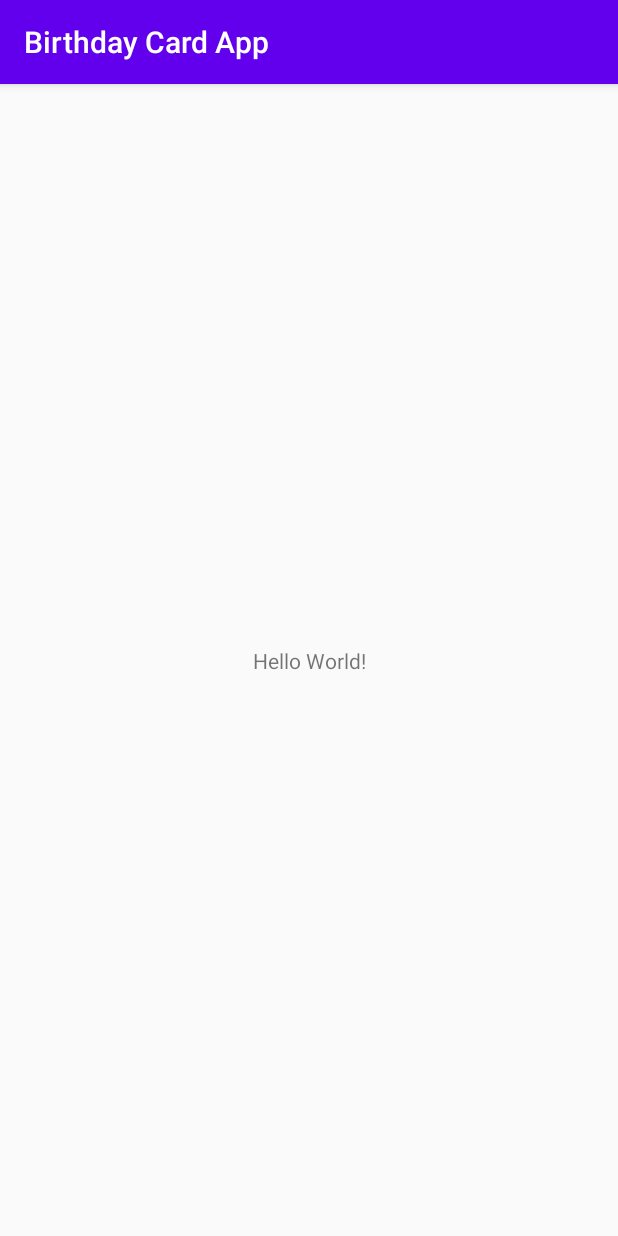
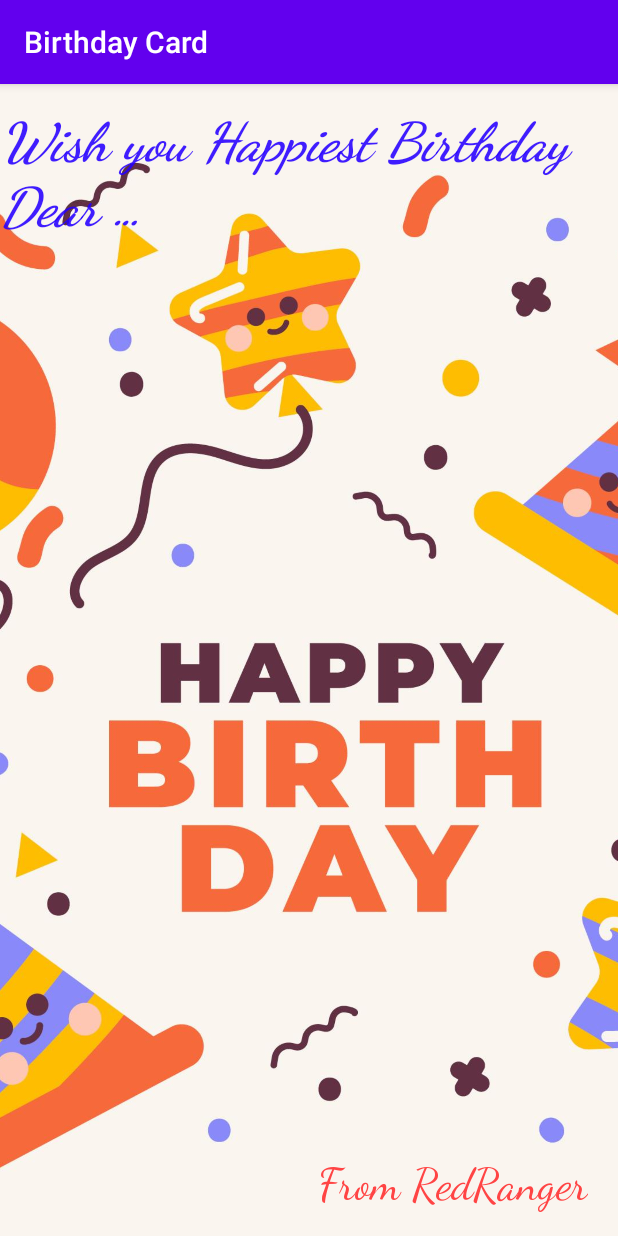
Before and after one commit to jaypowar00/Birthday-Card-App-kt, an Android app: the screen it shows after launch (MainActivity), on a phone screen of 412 x 824 dp. Run offline under Robolectric (Android 15) with nearby library versions, the phone set to English and light mode, and no system bars.

Commit message:
added bday msg and bg image to app

```diff
--- a/app/src/main/java/com/redranger00/birthdaycardapp/MainActivity.kt
+++ b/app/src/main/java/com/redranger00/birthdaycardapp/MainActivity.kt
@@ -7,5 +7,7 @@ class MainActivity : AppCompatActivity() {
     override fun onCreate(savedInstanceState: Bundle?) {
         super.onCreate(savedInstanceState)
         setContentView(R.layout.activity_main)
+        title="Birthday Card"
+
     }
 }
--- a/app/src/main/res/layout/activity_main.xml
+++ b/app/src/main/res/layout/activity_main.xml
@@ -6,13 +6,45 @@
     android:layout_height="match_parent"
     tools:context=".MainActivity">
 
+    <ImageView
+        android:id="@+id/imageView"
+        android:layout_width="0dp"
+        android:layout_height="0dp"
+        android:contentDescription="@string/bdaybgimg"
+        android:importantForAccessibility="no"
+        android:scaleType="centerCrop"
+        app:layout_constraintBottom_toBottomOf="parent"
+        app:layout_constraintEnd_toEndOf="parent"
+        app:layout_constraintHorizontal_bias="0.0"
+        app:layout_constraintStart_toStartOf="parent"
+        app:layout_constraintTop_toTopOf="parent"
+        app:layout_constraintVertical_bias="0.0"
+        app:srcCompat="@drawable/androidparty" />
+
+    <TextView
+        android:layout_width="0dp"
+        android:layout_height="wrap_content"
+        android:layout_marginTop="16dp"
+        android:fontFamily="cursive"
+        android:text="@string/bdaywish"
+        android:textColor="#E22600FF"
+        android:textIsSelectable="true"
+        android:textSize="36sp"
+        android:textStyle="normal|bold|italic"
+        app:layout_constraintStart_toStartOf="parent"
+        app:layout_constraintTop_toTopOf="parent" />
+
     <TextView
         android:layout_width="wrap_content"
         android:layout_height="wrap_content"
-        android:text="Hello World!"
+        android:layout_marginBottom="16dp"
+        android:fontFamily="cursive"
+        android:text="@string/from"
+        android:textColor="@android:color/holo_red_light"
+        android:textSize="30sp"
         app:layout_constraintBottom_toBottomOf="parent"
-        app:layout_constraintLeft_toLeftOf="parent"
-        app:layout_constraintRight_toRightOf="parent"
-        app:layout_constraintTop_toTopOf="parent" />
+        app:layout_constraintEnd_toEndOf="parent"
+        app:layout_constraintHorizontal_bias="0.914"
+        app:layout_constraintStart_toStartOf="parent" />
 
 </androidx.constraintlayout.widget.ConstraintLayout>
--- a/app/src/main/res/values/strings.xml
+++ b/app/src/main/res/values/strings.xml
@@ -1,3 +1,6 @@
 <resources>
     <string name="app_name">Birthday Card App</string>
+    <string name="bdaywish">Wish you Happiest Birthday Dear &#8230;</string>
+    <string name="from">From RedRanger</string>
+    <string name="bdaybgimg">Birthday background image</string>
 </resources>
```
Also changed, not shown: app/src/main/res/drawable/androidparty.jpg (added).
